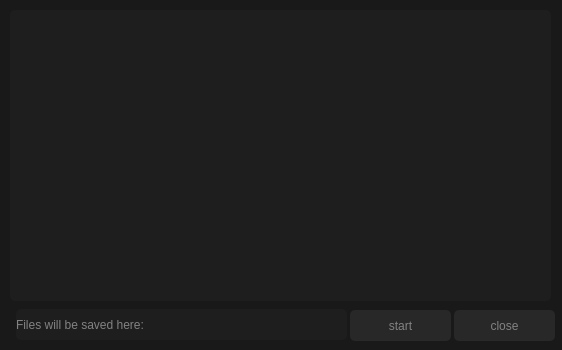
This is serverUI.ui in HappyAcidRain/SocketThing as Qt 5 draws it before an edit. The edited form follows.
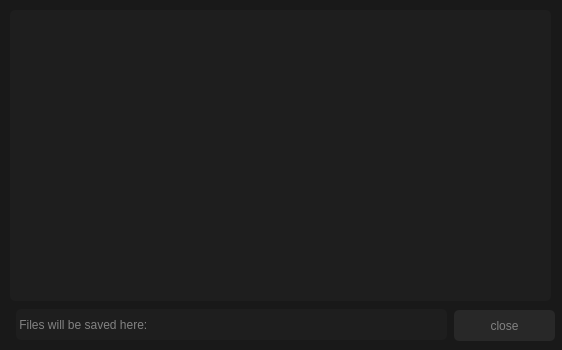
This is the edited form.

What changed in the file:
```diff
--- a/serverUI.ui
+++ b/serverUI.ui
@@ -79,12 +79,12 @@
      <rect>
       <x>16</x>
       <y>309</y>
-      <width>331</width>
+      <width>431</width>
       <height>31</height>
      </rect>
     </property>
     <property name="text">
-     <string>Files will be saved here:</string>
+     <string> Files will be saved here:</string>
     </property>
    </widget>
    <widget class="QPushButton" name="btn_close">
@@ -110,19 +110,6 @@
      </rect>
     </property>
    </widget>
-   <widget class="QPushButton" name="btn_start">
-    <property name="geometry">
-     <rect>
-      <x>350</x>
-      <y>310</y>
-      <width>101</width>
-      <height>31</height>
-     </rect>
-    </property>
-    <property name="text">
-     <string>start</string>
-    </property>
-   </widget>
   </widget>
  </widget>
  <resources/>
```
